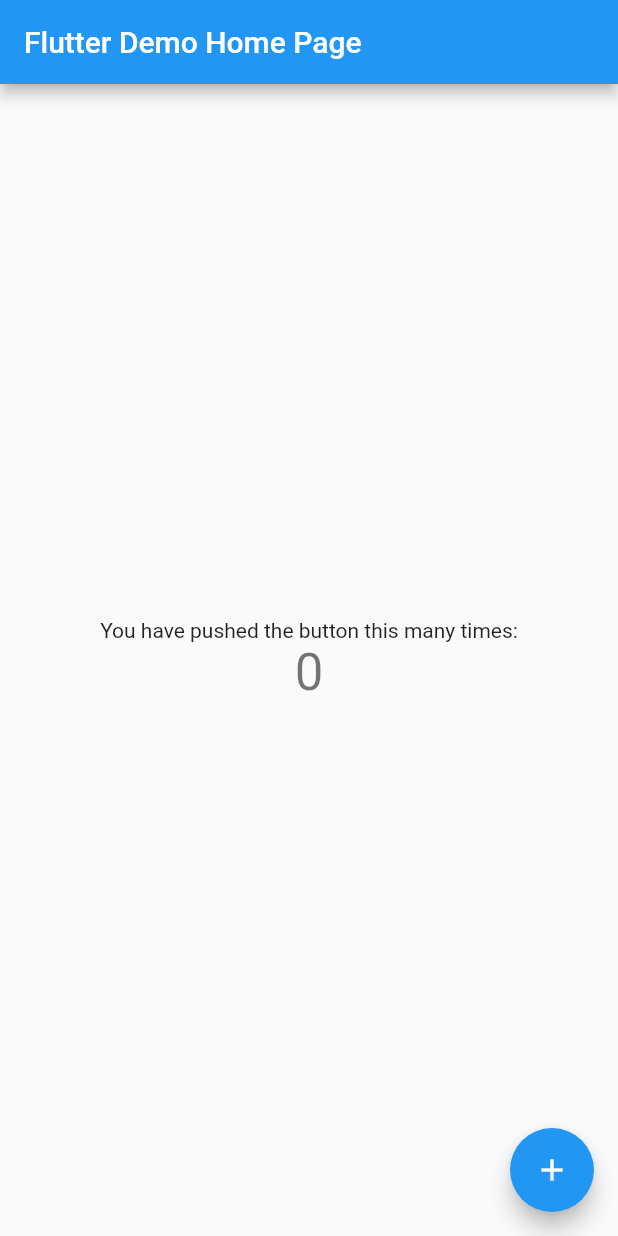
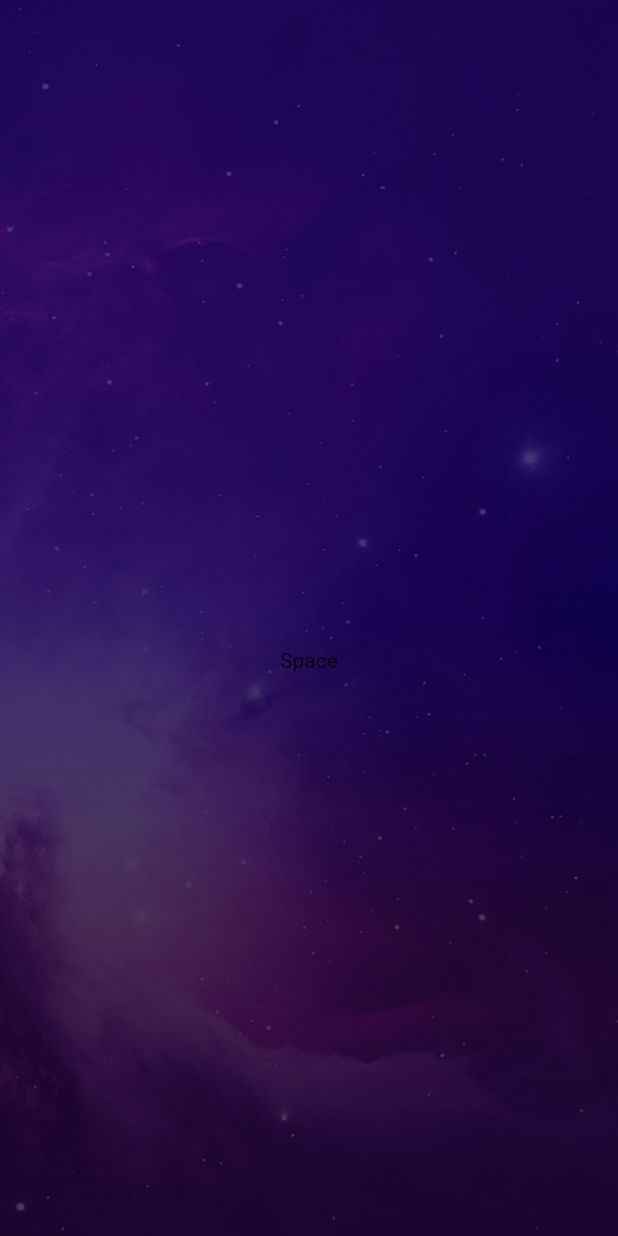
Before and after one commit to marinalvdgs/horoscope_sirius_2021, a Flutter app: the screen it shows after launch, on a phone screen of 412 x 824 dp. Run offline on Flutter 3.47's test engine with Material 2 defaults, Android fonts, the phone set to English and light mode, and no system bars.

Commit message:
create page with space background

```diff
--- /dev/null
+++ b/lib/common_widgets/space_page.dart
@@ -0,0 +1,42 @@
+import 'dart:math';
+
+import 'package:flutter/material.dart';
+
+/// Use this widget to wrap every page in app to make space background
+class SpacePage extends StatelessWidget {
+  final Widget body;
+  const SpacePage({
+    Key? key,
+    required this.body,
+  }) : super(key: key);
+
+  @override
+  Widget build(BuildContext context) {
+    return Container(
+      decoration: BoxDecoration(
+        gradient: const LinearGradient(
+          colors: [
+            Color(0xFF1F0660),
+            Color(0xFF0E0054),
+            Color(0xFF210535),
+          ],
+          transform: GradientRotation(pi / 2),
+        ),
+        image: DecorationImage(
+          image: const AssetImage('assets/background.jpg'),
+          fit: BoxFit.cover,
+          colorFilter: ColorFilter.mode(
+              const Color(0xFF210535).withOpacity(0.2), BlendMode.dstATop),
+        ),
+      ),
+      child: Scaffold(
+        backgroundColor: Colors.transparent,
+        appBar: AppBar(
+          backgroundColor: Colors.transparent,
+          elevation: 0,
+        ),
+        body: body,
+      ),
+    );
+  }
+}
--- a/lib/main.dart
+++ b/lib/main.dart
@@ -1,4 +1,5 @@
 import 'package:flutter/material.dart';
+import 'package:horoscope_sirius_2021/common_widgets/space_page.dart';
 
 void main() {
   runApp(const MyApp());
@@ -7,109 +8,12 @@ void main() {
 class MyApp extends StatelessWidget {
   const MyApp({Key? key}) : super(key: key);
 
-  // This widget is the root of your application.
   @override
   Widget build(BuildContext context) {
-    return MaterialApp(
-      title: 'Flutter Demo',
-      theme: ThemeData(
-        // This is the theme of your application.
-        //
-        // Try running your application with "flutter run". You'll see the
-        // application has a blue toolbar. Then, without quitting the app, try
-        // changing the primarySwatch below to Colors.green and then invoke
-        // "hot reload" (press "r" in the console where you ran "flutter run",
-        // or simply save your changes to "hot reload" in a Flutter IDE).
-        // Notice that the counter didn't reset back to zero; the application
-        // is not restarted.
-        primarySwatch: Colors.blue,
+    return const MaterialApp(
+      home: SpacePage(
+        body: Center(child: Text('Space')),
       ),
-      home: const MyHomePage(title: 'Flutter Demo Home Page'),
     );
   }
 }
-
-class MyHomePage extends StatefulWidget {
-  const MyHomePage({Key? key, required this.title}) : super(key: key);
-
-  // This widget is the home page of your application. It is stateful, meaning
-  // that it has a State object (defined below) that contains fields that affect
-  // how it looks.
-
-  // This class is the configuration for the state. It holds the values (in this
-  // case the title) provided by the parent (in this case the App widget) and
-  // used by the build method of the State. Fields in a Widget subclass are
-  // always marked "final".
-
-  final String title;
-
-  @override
-  State<MyHomePage> createState() => _MyHomePageState();
-}
-
-class _MyHomePageState extends State<MyHomePage> {
-  int _counter = 0;
-
-  void _incrementCounter() {
-    setState(() {
-      // This call to setState tells the Flutter framework that something has
-      // changed in this State, which causes it to rerun the build method below
-      // so that the display can reflect the updated values. If we changed
-      // _counter without calling setState(), then the build method would not be
-      // called again, and so nothing would appear to happen.
-      _counter++;
-    });
-  }
-
-  @override
-  Widget build(BuildContext context) {
-    // This method is rerun every time setState is called, for instance as done
-    // by the _incrementCounter method above.
-    //
-    // The Flutter framework has been optimized to make rerunning build methods
-    // fast, so that you can just rebuild anything that needs updating rather
-    // than having to individually change instances of widgets.
-    return Scaffold(
-      appBar: AppBar(
-        // Here we take the value from the MyHomePage object that was created by
-        // the App.build method, and use it to set our appbar title.
-        title: Text(widget.title),
-      ),
-      body: Center(
-        // Center is a layout widget. It takes a single child and positions it
-        // in the middle of the parent.
-        child: Column(
-          // Column is also a layout widget. It takes a list of children and
-          // arranges them vertically. By default, it sizes itself to fit its
-          // children horizontally, and tries to be as tall as its parent.
-          //
-          // Invoke "debug painting" (press "p" in the console, choose the
-          // "Toggle Debug Paint" action from the Flutter Inspector in Android
-          // Studio, or the "Toggle Debug Paint" command in Visual Studio Code)
-          // to see the wireframe for each widget.
-          //
-          // Column has various properties to control how it sizes itself and
-          // how it positions its children. Here we use mainAxisAlignment to
-          // center the children vertically; the main axis here is the vertical
-          // axis because Columns are vertical (the cross axis would be
-          // horizontal).
-          mainAxisAlignment: MainAxisAlignment.center,
-          children: <Widget>[
-            const Text(
-              'You have pushed the button this many times:',
-            ),
-            Text(
-              '$_counter',
-              style: Theme.of(context).textTheme.headline4,
-            ),
-          ],
-        ),
-      ),
-      floatingActionButton: FloatingActionButton(
-        onPressed: _incrementCounter,
-        tooltip: 'Increment',
-        child: const Icon(Icons.add),
-      ), // This trailing comma makes auto-formatting nicer for build methods.
-    );
-  }
-}
--- a/pubspec.yaml
+++ b/pubspec.yaml
@@ -57,10 +57,8 @@ flutter:
   # the material Icons class.
   uses-material-design: true
 
-  # To add assets to your application, add an assets section, like this:
-  # assets:
-  #   - images/a_dot_burr.jpeg
-  #   - images/a_dot_ham.jpeg
+  assets:
+    - assets/
 
   # An image asset can refer to one or more resolution-specific "variants", see
   # https://flutter.dev/assets-and-images/#resolution-aware.
```
Also changed, not shown: assets/background.jpg (added), 1 other file.
